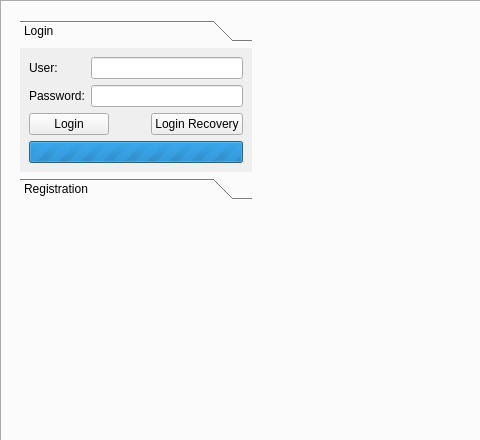
Qt form trunk/src/edr/src/plugins/newCommunication/ui/DataSourceWidget.ui (mk4me/hm-mde-one) before a commit; both pictures show x 0 to 480 and y 0 to 440 of the 934 by 833 pixel window.
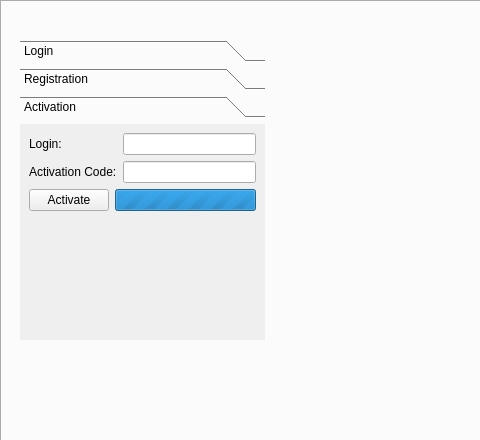
The same form after that commit. The open tabs and pages were chosen to show the change. Icons and pictures are not drawn.

Commit message: 1) Dodanie metadanych 2) Refaktoryzacja DataManagera 3) Refaktoryzacja ObjectWrapper i ObjectWrapperFactory 4) Refaktoryzacja pluginu subject 5) Rozszerzenie płytkiej kopii bazy danych o obsługe konfiguracji pomiarowej EMG 6) Refaktorzyacja hmm_view - używa metadanych z pluginu communication do obsługi opisu danych w analizach (zgodne z nazewnictwem communication) 7) Wyłączenie pluginów communication i dataExplorer z solucji -> na tę chwilę wystarczy newCommunication

```diff
--- a/trunk/src/edr/src/plugins/newCommunication/ui/DataSourceWidget.ui
+++ b/trunk/src/edr/src/plugins/newCommunication/ui/DataSourceWidget.ui
@@ -135,21 +135,33 @@
       </property>
       <property name="minimumSize">
        <size>
-        <width>250</width>
+        <width>260</width>
         <height>0</height>
        </size>
       </property>
       <property name="maximumSize">
        <size>
-        <width>250</width>
+        <width>260</width>
         <height>16777215</height>
        </size>
       </property>
-      <layout class="QVBoxLayout" name="verticalLayout_5">
+      <layout class="QVBoxLayout" name="verticalLayout_4">
+       <property name="leftMargin">
+        <number>9</number>
+       </property>
+       <property name="topMargin">
+        <number>9</number>
+       </property>
+       <property name="rightMargin">
+        <number>6</number>
+       </property>
+       <property name="bottomMargin">
+        <number>6</number>
+       </property>
        <item>
         <widget class="QToolBox" name="toolBox">
          <property name="sizePolicy">
-          <sizepolicy hsizetype="Fixed" vsizetype="Fixed">
+          <sizepolicy hsizetype="Preferred" vsizetype="Fixed">
            <horstretch>0</horstretch>
            <verstretch>0</verstretch>
           </sizepolicy>
@@ -157,13 +169,13 @@
          <property name="minimumSize">
           <size>
            <width>0</width>
-           <height>0</height>
+           <height>300</height>
           </size>
          </property>
          <property name="maximumSize">
           <size>
-           <width>240</width>
-           <height>16777215</height>
+           <width>16777215</width>
+           <height>260</height>
           </size>
          </property>
          <property name="currentIndex">
@@ -174,18 +186,13 @@
            <rect>
             <x>0</x>
             <y>0</y>
-            <width>232</width>
-            <height>132</height>
+            <width>245</width>
+            <height>219</height>
            </rect>
           </property>
           <attribute name="label">
            <string>Login</string>
           </attribute>
-          <layout class="QVBoxLayout" name="verticalLayout_2">
-           <property name="sizeConstraint">
-            <enum>QLayout::SetDefaultConstraint</enum>
-           </property>
-           <item>
             <layout class="QVBoxLayout" name="verticalLayout">
              <item>
               <layout class="QFormLayout" name="formLayout">
@@ -259,7 +266,7 @@
                  </property>
                  <property name="sizeHint" stdset="0">
                   <size>
-                   <width>0</width>
+                 <width>13</width>
                    <height>20</height>
                   </size>
                  </property>
@@ -302,20 +309,15 @@
                </property>
               </widget>
              </item>
-            </layout>
-           </item>
            <item>
             <spacer name="verticalSpacer">
              <property name="orientation">
               <enum>Qt::Vertical</enum>
              </property>
-             <property name="sizeType">
-              <enum>QSizePolicy::Expanding</enum>
-             </property>
              <property name="sizeHint" stdset="0">
               <size>
                <width>20</width>
-               <height>0</height>
+               <height>86</height>
               </size>
              </property>
             </spacer>
@@ -334,12 +336,7 @@
           <attribute name="label">
            <string>Registration</string>
           </attribute>
-          <layout class="QVBoxLayout" name="verticalLayout_4">
-           <property name="sizeConstraint">
-            <enum>QLayout::SetDefaultConstraint</enum>
-           </property>
-           <item>
-            <layout class="QVBoxLayout" name="verticalLayout_3">
+          <layout class="QVBoxLayout" name="verticalLayout_2">
              <item>
               <layout class="QFormLayout" name="formLayout_2">
                <item row="0" column="0">
@@ -435,6 +432,92 @@
               </layout>
              </item>
             </layout>
+         </widget>
+         <widget class="QWidget" name="activationPage">
+          <property name="geometry">
+           <rect>
+            <x>0</x>
+            <y>0</y>
+            <width>245</width>
+            <height>219</height>
+           </rect>
+          </property>
+          <attribute name="label">
+           <string>Activation</string>
+          </attribute>
+          <layout class="QVBoxLayout" name="verticalLayout_3">
+           <item>
+            <layout class="QFormLayout" name="formLayout_4">
+             <item row="0" column="0">
+              <widget class="QLabel" name="activationLoginLabel">
+               <property name="text">
+                <string>Login:</string>
+               </property>
+              </widget>
+             </item>
+             <item row="0" column="1">
+              <widget class="QLineEdit" name="activationLoginEdit"/>
+             </item>
+             <item row="1" column="0">
+              <widget class="QLabel" name="activationCodeLabel">
+               <property name="text">
+                <string>Activation Code:</string>
+               </property>
+              </widget>
+             </item>
+             <item row="1" column="1">
+              <widget class="QLineEdit" name="activationCodeEdit"/>
+             </item>
+            </layout>
+           </item>
+           <item>
+            <layout class="QHBoxLayout" name="horizontalLayout_6">
+             <item>
+              <widget class="QPushButton" name="activateButton">
+               <property name="sizePolicy">
+                <sizepolicy hsizetype="Fixed" vsizetype="Fixed">
+                 <horstretch>0</horstretch>
+                 <verstretch>0</verstretch>
+                </sizepolicy>
+               </property>
+               <property name="text">
+                <string>Activate</string>
+               </property>
+              </widget>
+             </item>
+             <item>
+              <spacer name="horizontalSpacer_4">
+               <property name="orientation">
+                <enum>Qt::Horizontal</enum>
+               </property>
+               <property name="sizeType">
+                <enum>QSizePolicy::Preferred</enum>
+               </property>
+               <property name="sizeHint" stdset="0">
+                <size>
+                 <width>0</width>
+                 <height>0</height>
+                </size>
+               </property>
+              </spacer>
+             </item>
+             <item>
+              <widget class="QProgressBar" name="activationProgressBar">
+               <property name="maximum">
+                <number>0</number>
+               </property>
+               <property name="value">
+                <number>-1</number>
+               </property>
+               <property name="textVisible">
+                <bool>false</bool>
+               </property>
+               <property name="format">
+                <string/>
+               </property>
+              </widget>
+             </item>
+            </layout>
            </item>
            <item>
             <spacer name="verticalSpacer_2">
@@ -444,7 +527,7 @@
              <property name="sizeHint" stdset="0">
               <size>
                <width>20</width>
-               <height>40</height>
+               <height>113</height>
               </size>
              </property>
             </spacer>
```
Left out of the diff: 77 changed lines with no effect on the pictures. Lines whose indentation alone changed are shown as unchanged. The commit also changes 28 other files.
